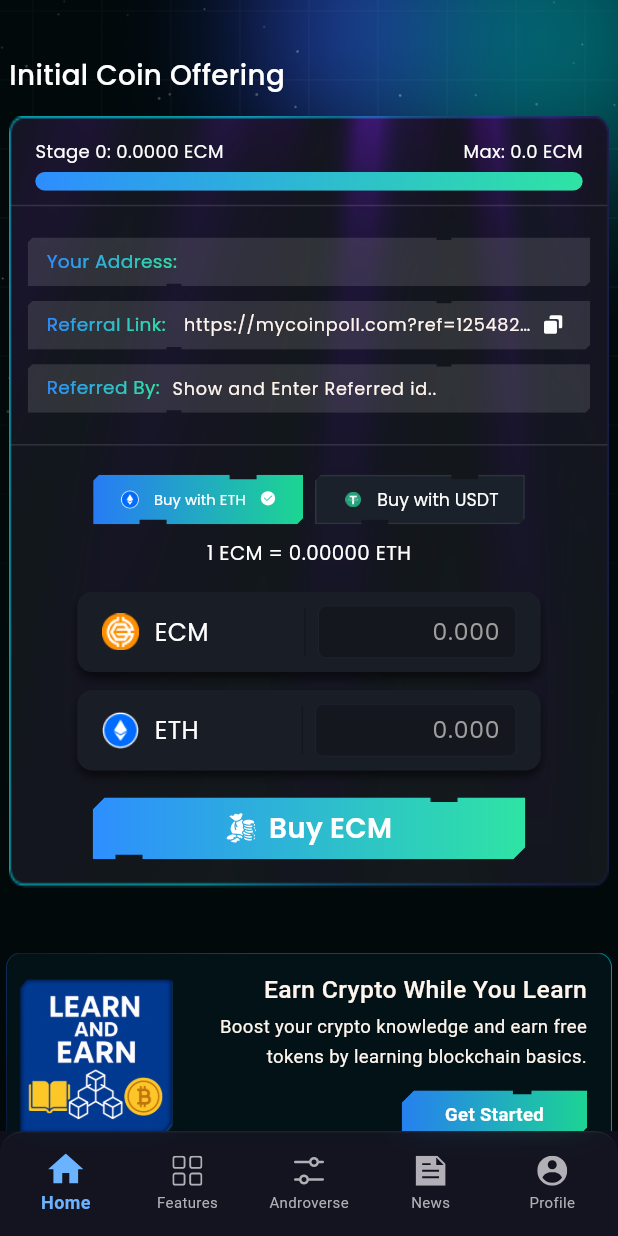
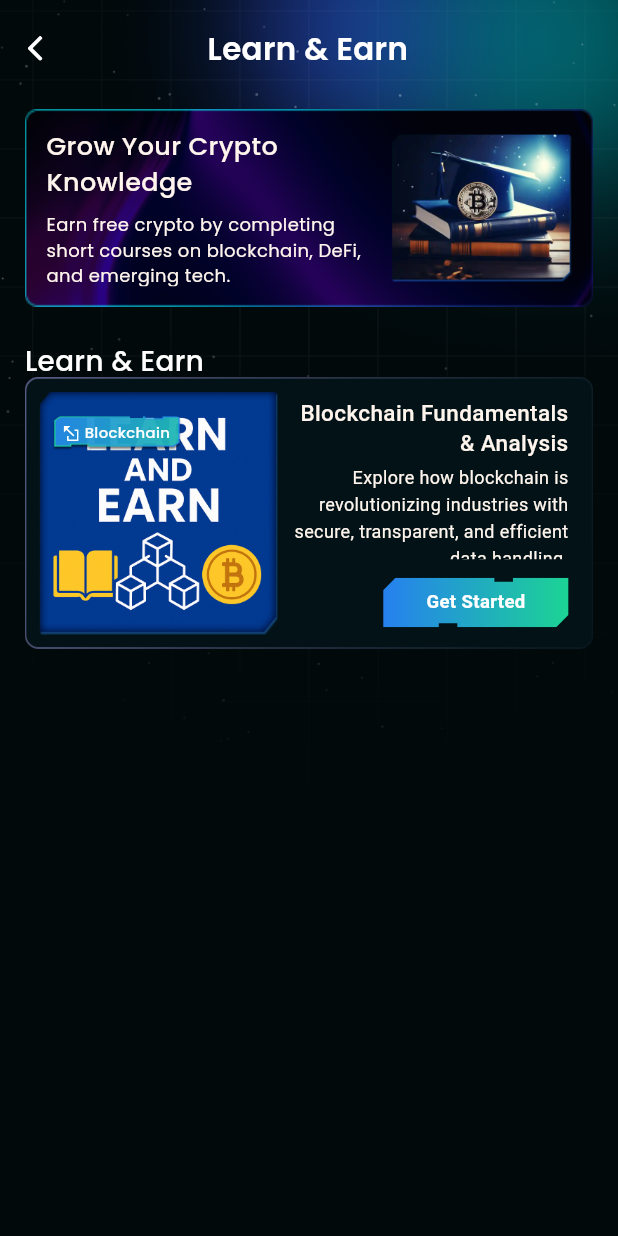
Before and after one commit to devhimuBlockVerse/myCoinPollMetaMask, a Flutter app: the screen it shows after launch, scrolled down 576 dp, after a tap on "Get Started", on a phone screen of 412 x 824 dp. Run offline on Flutter 3.47's test engine with Material 3 defaults, Android fonts, the phone set to English and light mode, and no system bars; drawn by our look-alikes of auto_size_text; our stand-ins replace another_flushbar, flutter_svg, fluttertoast, image_picker, share_plus, shared_preferences; missing offline and left inert: reown_appkit, web3dart.

Commit message:
Start learning Compoenet Complete With Dynamic badge

```diff
--- a/lib/application/presentation/screens/home/apply_for_listing_screen.dart
+++ b/lib/application/presentation/screens/home/apply_for_listing_screen.dart
@@ -634,7 +634,7 @@ class _ApplyForListingScreenState extends State<ApplyForListingScreen> {
                 crossAxisAlignment: CrossAxisAlignment.start,
                 children: [
                   Text(
-                    'MyCoinPoll IDO Launch \nApplication',
+                    'MyCoinPoll IDO Launch Application',
                     style: TextStyle(
                       color: const Color(0xFFFFF5ED),
                       fontFamily: 'Poppins',
@@ -663,7 +663,7 @@ class _ApplyForListingScreenState extends State<ApplyForListingScreen> {
               flex: 1,
               child: Image.asset(
                 'assets/icons/applyForLisitngImg.png',
-                height: screenHeight * 0.09,
+                height: screenHeight * 0.9,
                 fit: BoxFit.contain,
               ),
             ),
--- a/lib/application/presentation/screens/home/home_screen.dart
+++ b/lib/application/presentation/screens/home/home_screen.dart
@@ -5,6 +5,7 @@ import 'package:flutter/material.dart';
 import 'package:flutter/services.dart';
 import 'package:flutter_svg/svg.dart';
 import 'package:mycoinpoll_metamask/application/presentation/screens/home/apply_for_listing_screen.dart';
+import 'package:mycoinpoll_metamask/application/presentation/screens/home/learn_earn_screen.dart';
 import 'package:mycoinpoll_metamask/application/presentation/screens/home/view_token_screen.dart';
 import 'package:mycoinpoll_metamask/framework/utils/general_utls.dart';
 import 'package:provider/provider.dart';
@@ -293,7 +294,7 @@ class _HomeScreenState extends State<HomeScreen> {
                    _buildBuyEcmSection(),
 
                    SizedBox(height: screenHeight * 0.05),
-                   LearnAndEarnCard(),
+                   _learnAndEarnContainer(),
 
 
                  ],
@@ -704,7 +705,6 @@ class _HomeScreenState extends State<HomeScreen> {
   }
 
 
-
   /// Buy ECM Section
   Widget _buildBuyEcmSection() {
     final Size screenSize = MediaQuery.of(context).size;
@@ -1036,34 +1036,7 @@ class _HomeScreenState extends State<HomeScreen> {
     );
   }
 
-}
-
-class DiagonalCornerClipper extends CustomClipper<Path> {
-  @override
-  Path getClip(Size size) {
-    final path = Path();
-    const double cutSize = 20;
-
-     path.moveTo(0, cutSize);
-    path.lineTo(cutSize, 0);
-    path.lineTo(size.width, 0);
-    path.lineTo(size.width, size.height - cutSize);
-    path.lineTo(size.width - cutSize, size.height);
-    path.lineTo(0, size.height);
-    path.close();
-
-    return path;
-  }
-
-  @override
-  bool shouldReclip(covariant CustomClipper<Path> oldClipper) => false;
-}
-
-
-
-class LearnAndEarnCard extends StatelessWidget {
-  @override
-  Widget build(BuildContext context) {
+  Widget _learnAndEarnContainer(){
     double screenWidth = MediaQuery.of(context).size.width;
     double screenHeight = MediaQuery.of(context).size.height;
     final isPortrait = screenHeight > screenWidth;
@@ -1071,11 +1044,11 @@ class LearnAndEarnCard extends StatelessWidget {
 
     return Container(
       width: screenWidth,
-       decoration: BoxDecoration(
+      decoration: BoxDecoration(
         image: DecorationImage(
-           image: AssetImage('assets/icons/learnAndEarnFrame.png'),
+          image: AssetImage('assets/icons/learnAndEarnFrame.png'),
           fit: BoxFit.fill,
-         ),
+        ),
       ),
       child: Padding(
         padding: EdgeInsets.symmetric(
@@ -1086,7 +1059,7 @@ class LearnAndEarnCard extends StatelessWidget {
           crossAxisAlignment: CrossAxisAlignment.center,
           mainAxisAlignment: MainAxisAlignment.center,
           children: <Widget>[
-             Container(
+            Container(
               width: screenWidth * 0.25,
               child: Image.asset('assets/icons/learnAndEarnImg.png',fit: BoxFit.contain,),
             ),
@@ -1141,7 +1114,11 @@ class LearnAndEarnCard extends StatelessWidget {
                           Color(0xFF1CD494),
                         ],
                         onTap: () {
-                          // Handle action
+                          print('Button tapped');
+                          Navigator.push(
+                            context,
+                            MaterialPageRoute(builder: (context) => LearnEarnScreen()),
+                          );
                         },
                       ),
                     ),
@@ -1154,4 +1131,26 @@ class LearnAndEarnCard extends StatelessWidget {
       ),
     );
   }
+
 }
+
+class DiagonalCornerClipper extends CustomClipper<Path> {
+  @override
+  Path getClip(Size size) {
+    final path = Path();
+    const double cutSize = 20;
+
+     path.moveTo(0, cutSize);
+    path.lineTo(cutSize, 0);
+    path.lineTo(size.width, 0);
+    path.lineTo(size.width, size.height - cutSize);
+    path.lineTo(size.width - cutSize, size.height);
+    path.lineTo(0, size.height);
+    path.close();
+
+    return path;
+  }
+
+  @override
+  bool shouldReclip(covariant CustomClipper<Path> oldClipper) => false;
+}
--- /dev/null
+++ b/lib/application/presentation/screens/home/learn_earn_screen.dart
@@ -0,0 +1,455 @@
+import 'package:auto_size_text/auto_size_text.dart';
+import 'package:flutter/material.dart';
+import 'package:flutter_svg/svg.dart';
+import 'package:mycoinpoll_metamask/framework/components/badgeComponent_V2.dart';
+
+import '../../../../framework/components/BlockButton.dart';
+
+
+class LearnEarnScreen extends StatefulWidget {
+  const LearnEarnScreen({super.key});
+
+  @override
+  State<LearnEarnScreen> createState() => _LearnEarnScreenState();
+}
+
+class _LearnEarnScreenState extends State<LearnEarnScreen> {
+
+
+  @override
+  Widget build(BuildContext context) {
+
+    final screenWidth = MediaQuery.of(context).size.width;
+    final screenHeight = MediaQuery.of(context).size.height;
+
+    final isPortrait = screenHeight > screenWidth;
+    final baseSize = isPortrait ? screenWidth : screenHeight;
+
+
+    return  Scaffold(
+      extendBodyBehindAppBar: true,
+      backgroundColor:  Colors.transparent,
+      body: SafeArea(
+        child: Container(
+          width: screenWidth,
+          height: screenHeight,
+          decoration: const BoxDecoration(
+            color: Color(0xFF01090B),
+            image: DecorationImage(
+              image: AssetImage('assets/icons/starGradientBg.png'),
+              fit: BoxFit.cover,
+              alignment: Alignment.topRight,
+            ),
+          ),
+          child: Column(
+            mainAxisAlignment: MainAxisAlignment.center,
+            crossAxisAlignment: CrossAxisAlignment.center,
+
+            children: [
+              SizedBox(height: screenHeight * 0.01),
+
+              Row(
+                mainAxisAlignment: MainAxisAlignment.center,
+                children: [
+                  IconButton(
+                    icon: SvgPicture.asset(
+                        'assets/icons/back_button.svg',
+                        color: Colors.white,
+                        width: screenWidth * 0.04,
+                        height: screenWidth * 0.04
+                    ),
+                    onPressed: () => Navigator.pop(context),
+                  ),
+                  Expanded(
+                    child: Center(
+                      child: Text(
+                        'Learn & Earn',
+                        style: TextStyle(
+                          fontFamily: 'Poppins',
+                          color: Colors.white,
+                          fontWeight: FontWeight.w600,
+                          fontSize: screenWidth * 0.05,
+                        ),
+                        textAlign: TextAlign.center,
+                      ),
+                    ),
+                  ),
+                  SizedBox(width: screenWidth * 0.12),
+                ],
+              ),
+
+              SizedBox(height: screenHeight * 0.01),
+
+              Expanded(
+                child: Padding(
+                  padding: EdgeInsets.symmetric(
+                    horizontal: screenWidth * 0.04,
+                    vertical: screenHeight * 0.01,
+                  ),
+                  child: SingleChildScrollView(
+                      child: Column(
+                        crossAxisAlignment: CrossAxisAlignment.start,
+
+                        mainAxisAlignment: MainAxisAlignment.center,
+                        children: [
+
+                           _headerSection(context),
+                          SizedBox(height: screenHeight * 0.03),
+                          Text(
+                            'Learn & Earn',
+                            style: TextStyle(
+                              fontFamily: 'Poppins',
+                              fontWeight: FontWeight.w500,
+                              fontSize: baseSize * 0.045,
+                              height: 1.2,
+                              color: Colors.white,
+                            ),
+                          ),
+
+
+                          // _learnAndEarnContainer(),
+
+                          LearnAndEarnContainer(
+                            title: 'Blockchain Fundamentals & Analysis',
+                            description: 'Explore how blockchain is revolutionizing industries with secure, transparent, and efficient data handling.',
+                            imagePath: 'assets/icons/learnAndEarnImg.png',
+                            onTap: () {
+                              Navigator.push(
+                                context,
+                                MaterialPageRoute(builder: (context) => LearnEarnScreen()),
+                              );
+                            },
+                          ),
+
+
+
+
+
+                        ],
+                      )
+                  ),
+                ),
+              ),
+            ],
+          ),
+        ),
+      ),
+    );
+  }
+
+
+  Widget _headerSection(BuildContext context) {
+    final screenWidth = MediaQuery.of(context).size.width;
+    final screenHeight = MediaQuery.of(context).size.height;
+
+    return Container(
+      width: screenWidth,
+      height: screenHeight * 0.16,
+      decoration: const BoxDecoration(
+        image: DecorationImage(
+          image: AssetImage('assets/icons/bgContainerImg.png'),
+          fit: BoxFit.fill,
+        ),
+      ),
+      child: Padding(
+        padding: EdgeInsets.symmetric(
+          horizontal: screenWidth * 0.035,
+          vertical: screenHeight * 0.015,
+        ),
+        child: Row(
+          mainAxisAlignment: MainAxisAlignment.spaceBetween,
+          crossAxisAlignment: CrossAxisAlignment.center,
+          children: [
+            Expanded(
+              flex: 3,
+              child: Column(
+                crossAxisAlignment: CrossAxisAlignment.start,
+                children: [
+                  Flexible(
+                    child: AutoSizeText(
+                       'Grow Your Crypto Knowledge',
+                      style: TextStyle(
+                        color: const Color(0xFFFFF5ED),
+                        fontFamily: 'Poppins',
+                        fontSize: screenWidth * 0.045,
+                        fontWeight: FontWeight.w500,
+                      ),
+                      maxLines: 2,
+                    ),
+                  ),
+                  SizedBox(height: screenHeight * 0.01),
+
+                  Flexible(
+                    child: AutoSizeText(
+                      'Earn free crypto by completing short courses on blockchain, DeFi, and emerging tech.',
+                      style: TextStyle(
+                        color: const Color(0xFFFFF5ED),
+                        fontFamily: 'Poppins',
+                        fontSize: screenWidth * 0.032,
+                        fontWeight: FontWeight.w400,
+                      ),
+                      maxLines: 3,
+                    ),
+                  ),
+                ],
+              ),
+            ),
+            Flexible(
+              flex: 2,
+              child: Image.asset(
+                'assets/icons/headerFrameContainer.png',
+                height: screenHeight * 0.12,
+                fit: BoxFit.contain,
+              ),
+            ),
+          ],
+        ),
+      ),
+    );
+  }
+
+
+  Widget _learnAndEarnContainer(){
+    double screenWidth = MediaQuery.of(context).size.width;
+    double screenHeight = MediaQuery.of(context).size.height;
+    final isPortrait = screenHeight > screenWidth;
+    final baseSize = isPortrait ? screenWidth : screenHeight;
+
+    return Container(
+      width: screenWidth,
+      height: screenHeight * 0.22,
+      decoration: BoxDecoration(
+        image: DecorationImage(
+          image: AssetImage('assets/icons/learnAndEarnBgContainer.png'),
+          fit: BoxFit.fill,
+        ),
+      ),
+      child: Padding(
+        padding: EdgeInsets.symmetric(
+          vertical: baseSize * 0.02,
+          horizontal: baseSize * 0.02,
+        ),
+        child: Row(
+          crossAxisAlignment: CrossAxisAlignment.center,
+          mainAxisAlignment: MainAxisAlignment.center,
+          children: <Widget>[
+            Container(
+              width: screenWidth * 0.39,
+              child: Image.asset('assets/icons/learnAndEarnImg.png',fit: BoxFit.contain,),
+            ),
+
+            // Right Side: Text and Button
+            Expanded(
+              child: Padding(
+                padding: EdgeInsets.symmetric(
+                  vertical: baseSize * 0.015,
+                  horizontal: baseSize * 0.02,
+                ),
+                child: Column(
+                  crossAxisAlignment: CrossAxisAlignment.end,
+                   children: <Widget>[
+                    AutoSizeText(
+                      'Blockchain Fundamentals & Analysis',
+                      textAlign: TextAlign.right,
+
+                      style: TextStyle(
+                        color: Color(0XFFFFF5ED),
+                        fontSize: baseSize * 0.040,
+                        fontWeight: FontWeight.w500,
+                        height: 1.3,
+
+                      ),
+                      maxLines: 2,
+                    ),
+                    SizedBox(height: baseSize * 0.01),
+                    Expanded(
+                      child: AutoSizeText(
+                        'Explore how blockchain is revolutionizing industries with secure, transparent, and efficient data handling.',
+                        textAlign: TextAlign.right,
+                        overflow: TextOverflow.ellipsis,
+                        maxLines: 5,
+                        style: TextStyle(
+                          color: Color(0XFFFFF5ED),
+                          fontSize: baseSize * 0.030,
+                          fontWeight: FontWeight.w400,
+                          height: 1.5,
+                        ),
+                      ),
+                    ),
+                    SizedBox(height: baseSize * 0.03),
+                    Align(
+                      alignment: Alignment.centerRight,
+                      child: BlockButton(
+                        height: baseSize * 0.08,
+                        width: screenWidth * 0.3,
+                        label: "Get Started",
+                        textStyle: TextStyle(
+                          fontWeight: FontWeight.w700,
+                          color: Colors.white,
+                          fontSize: baseSize * 0.030,
+                        ),
+                        gradientColors: const [
+                          Color(0xFF2680EF),
+                          Color(0xFF1CD494),
+                        ],
+                        onTap: () {
+                          print('Button tapped');
+                          Navigator.push(
+                            context,
+                            MaterialPageRoute(builder: (context) => LearnEarnScreen()),
+                          );
+                        },
+                      ),
+                    ),
+                  ],
+                ),
+              ),
+            ),
+          ],
+        ),
+      ),
+    );
+  }
+
+
+
+}
+
+class LearnAndEarnContainer extends StatelessWidget {
+  final String title;
+  final String description;
+  final String imagePath;
+  final VoidCallback onTap;
+
+  const LearnAndEarnContainer({
+    Key? key,
+    required this.title,
+    required this.description,
+    required this.imagePath,
+    required this.onTap,
+  }) : super(key: key);
+
+  @override
+  Widget build(BuildContext context) {
+    double screenWidth = MediaQuery.of(context).size.width;
+    double screenHeight = MediaQuery.of(context).size.height;
+    final isPortrait = screenHeight > screenWidth;
+    final baseSize = isPortrait ? screenWidth : screenHeight;
+
+    return Container(
+      width: screenWidth,
+      height: screenHeight * 0.22,
+      decoration: const BoxDecoration(
+        image: DecorationImage(
+          image: AssetImage('assets/icons/learnAndEarnBgContainer.png'),
+          fit: BoxFit.fill,
+        ),
+      ),
+      child: Padding(
+        padding: EdgeInsets.symmetric(
+          vertical: baseSize * 0.02,
+          horizontal: baseSize * 0.02,
+        ),
+        child: Row(
+          crossAxisAlignment: CrossAxisAlignment.center,
+          mainAxisAlignment: MainAxisAlignment.center,
+          children: <Widget>[
+            /// 👇 Stack for Image and Badge
+            Container(
+              width: screenWidth * 0.39,
+              child: Stack(
+                children: [
+                  Positioned.fill(
+                    child: Image.asset(
+                      imagePath,
+                      fit: BoxFit.contain,
+                    ),
+                  ),
+                  Positioned(
+                    top: 18,
+                    left: 10,
+                    child: BadgeComponentV2(
+                      text: "Blockchain",
+                      leadingIcon: Icons.school,
+                      svgAssetPath: 'assets/icons/linkArrow.svg', // You will handle this next
+                      width: screenWidth * 0.210,
+                      height: screenHeight * 0.028,
+                      iconSize: 10,
+                      onTap: () {
+                        print("Tapped");
+                      },
+                      gradientColors: [
+                        Color(0xFF00C6FF),
+                        Color(0xFF0072FF),
+                      ],
+                    ),
+                  ),
+                ],
+              ),
+            ),
+
+            /// Right side: title, description, button
+            Expanded(
+              child: Padding(
+                padding: EdgeInsets.symmetric(
+                  vertical: baseSize * 0.015,
+                  horizontal: baseSize * 0.02,
+                ),
+                child: Column(
+                  crossAxisAlignment: CrossAxisAlignment.end,
+                  children: <Widget>[
+                    AutoSizeText(
+                      title,
+                      textAlign: TextAlign.right,
+                      style: TextStyle(
+                        color: const Color(0xFFFFF5ED),
+                        fontSize: baseSize * 0.040,
+                        fontWeight: FontWeight.w500,
+                        height: 1.3,
+                      ),
+                      maxLines: 2,
+                    ),
+                    SizedBox(height: baseSize * 0.01),
+                    Expanded(
+                      child: AutoSizeText(
+                        description,
+                        textAlign: TextAlign.right,
+                        overflow: TextOverflow.ellipsis,
+                        maxLines: 5,
+                        style: TextStyle(
+                          color: const Color(0xFFFFF5ED),
+                          fontSize: baseSize * 0.030,
+                          fontWeight: FontWeight.w400,
+                          height: 1.5,
+                        ),
+                      ),
+                    ),
+                    SizedBox(height: baseSize * 0.03),
+                    Align(
+                      alignment: Alignment.centerRight,
+                      child: BlockButton(
+                        height: baseSize * 0.08,
+                        width: screenWidth * 0.3,
+                        label: "Get Started",
+                        textStyle: TextStyle(
+                          fontWeight: FontWeight.w700,
+                          color: Colors.white,
+                          fontSize: baseSize * 0.030,
+                        ),
+                        gradientColors: const [
+                          Color(0xFF2680EF),
+                          Color(0xFF1CD494),
+                        ],
+                        onTap: onTap,
+                      ),
+                    ),
+                  ],
+                ),
+              ),
+            ),
+          ],
+        ),
+      ),
+    );
+  }
+}
--- a/lib/framework/components/badgeComponent.dart
+++ b/lib/framework/components/badgeComponent.dart
@@ -46,6 +46,7 @@ class BadgeComponent extends StatelessWidget {
     );
   }
 }
+
 
 
 class BadgetButtonClipper extends CustomClipper<Path> {
--- /dev/null
+++ b/lib/framework/components/badgeComponent_V2.dart
@@ -0,0 +1,148 @@
+import 'package:flutter/material.dart';
+
+import 'package:flutter_svg/flutter_svg.dart';
+
+class BadgeComponentV2 extends StatelessWidget {
+  final String text;
+  final VoidCallback onTap;
+  final double? width;
+  final double? height;
+  final double? fontSize;
+  final IconData? leadingIcon;
+  final double? iconSize;
+  final Color? iconColor;
+  final List<Color>? gradientColors;
+  final String? svgAssetPath; // NEW
+
+  const BadgeComponentV2({
+    Key? key,
+    required this.text,
+    required this.onTap,
+    this.width,
+    this.height,
+    this.fontSize,
+    this.leadingIcon,
+    this.iconSize,
+    this.iconColor,
+    this.gradientColors,
+    this.svgAssetPath, // NEW
+  }) : super(key: key);
+
+  @override
+  Widget build(BuildContext context) {
+    final double responsiveWidth = width ?? MediaQuery.of(context).size.width * 0.18;
+    final double responsiveHeight = height ?? MediaQuery.of(context).size.height * 0.035;
+    final double responsiveFontSize = fontSize ?? MediaQuery.of(context).size.width * 0.024;
+    final double responsiveIconSize = iconSize ?? responsiveFontSize + 2;
+
+    return InkWell(
+      onTap: onTap,
+      borderRadius: BorderRadius.circular(4),
+      child: ClipPath(
+        clipper: BadgetButtonClipperV2(),
+        child: Center(
+          child: Container(
+            width: responsiveWidth,
+            height: responsiveHeight,
+            alignment: Alignment.center,
+            decoration: BoxDecoration(
+              image: DecorationImage(
+                image: AssetImage('assets/icons/blockChainBg.png'),
+                fit: BoxFit.fill,
+              ),
+
+              borderRadius: BorderRadius.circular(4),
+            ),
+            child: Row(
+              mainAxisSize: MainAxisSize.min,
+              mainAxisAlignment: MainAxisAlignment.center,
+              crossAxisAlignment: CrossAxisAlignment.center,
+              children: [
+                if (svgAssetPath != null) ...[
+                  SvgPicture.asset(
+                    svgAssetPath!,
+                    height: responsiveIconSize,
+                    width: responsiveIconSize,
+                    colorFilter: ColorFilter.mode(iconColor ?? Colors.white, BlendMode.srcIn),
+                  ),
+                  SizedBox(width: 4),
+                ] else if (leadingIcon != null) ...[
+                  Icon(
+                    leadingIcon,
+                    size: responsiveIconSize,
+                    color: iconColor ?? Colors.white,
+                  ),
+                  SizedBox(width: 4),
+                ],
+                Flexible(
+                  child: Text(
+                    text,
+                    textAlign: TextAlign.center,
+                    style: TextStyle(
+                      fontFamily: 'Poppins',
+                      fontWeight: FontWeight.w500,
+                      fontSize: responsiveFontSize,
+                      height: 1,
+                      color: Colors.white,
+                    ),
+                  ),
+                ),
+              ],
+            ),
+          ),
+        ),
+      ),
+    );
+  }
+}
+
+class BadgetButtonClipperV2 extends CustomClipper<Path> {
+  @override
+  Path getClip(Size size) {
+    final Path path = Path();
+
+    // Scaled based on size
+    final double cutSize = size.height * 0.18;
+    final double notchWidth = size.width * 0.1;
+    final double notchHeight = size.height * 0.05;
+
+    // Notch offsets
+    final double topNotchOffset = size.width * 0.15;
+    final double bottomNotchOffset = -size.width * 0.15;
+
+    // Start from top-left
+    path.moveTo(cutSize, 0);
+
+    // Top notch
+    double topNotchCenter = (size.width / 2) + topNotchOffset;
+    path.lineTo(topNotchCenter - (notchWidth / 2), 0);
+    path.lineTo(topNotchCenter - (notchWidth / 2), notchHeight);
+    path.lineTo(topNotchCenter + (notchWidth / 2), notchHeight);
+    path.lineTo(topNotchCenter + (notchWidth / 2), 0);
+
+    // Top-right
+    path.lineTo(size.width, 0);
+    path.lineTo(size.width, size.height - cutSize);
+
+    // Bottom-right corner cut
+    path.lineTo(size.width - cutSize, size.height);
+
+    // Bottom notch
+    double bottomNotchCenter = (size.width / 2) + bottomNotchOffset;
+    path.lineTo(bottomNotchCenter + (notchWidth / 2), size.height);
+    path.lineTo(bottomNotchCenter + (notchWidth / 2), size.height - notchHeight);
+    path.lineTo(bottomNotchCenter - (notchWidth / 2), size.height - notchHeight);
+    path.lineTo(bottomNotchCenter - (notchWidth / 2), size.height);
+
+    // Bottom-left & left side cut
+    path.lineTo(0, size.height);
+    path.lineTo(0, cutSize);
+    path.lineTo(cutSize, 0);
+
+    path.close();
+    return path;
+  }
+
+  @override
+  bool shouldReclip(CustomClipper<Path> oldClipper) => false;
+}
```
Also changed, not shown: assets/icons/blockChainBg.png (added), assets/icons/headerFrameContainer.png (added), assets/icons/learnAndEarnBgContainer.png (added), assets/icons/linkArrow.svg (added), lib/generated/assets.dart.
